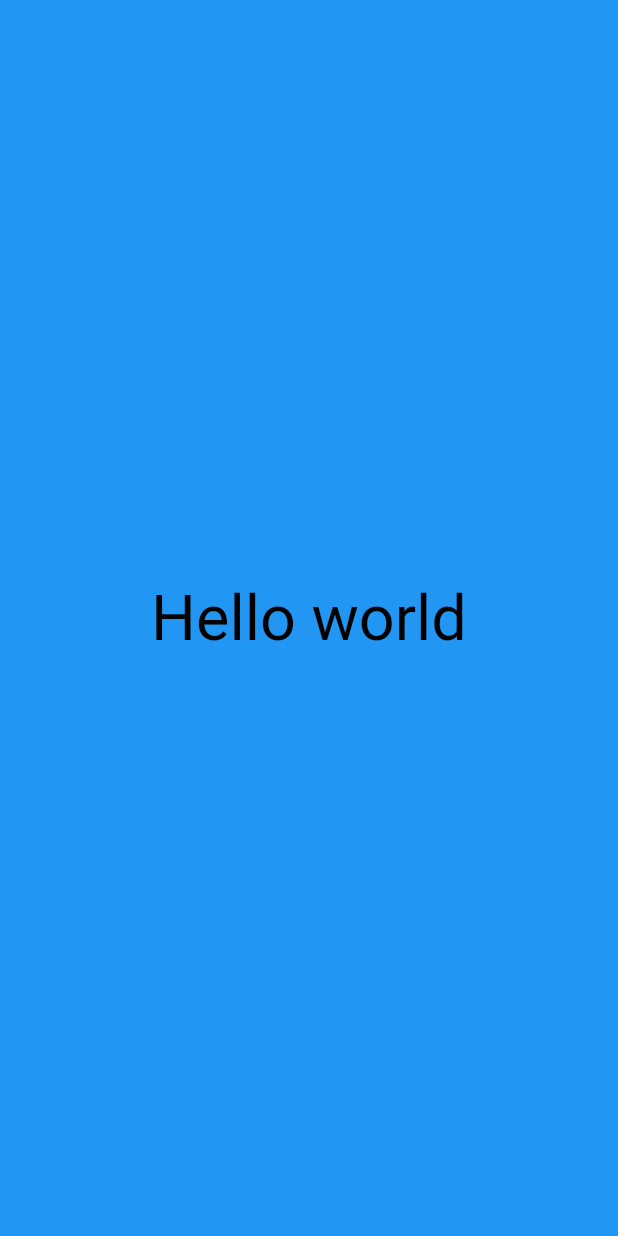
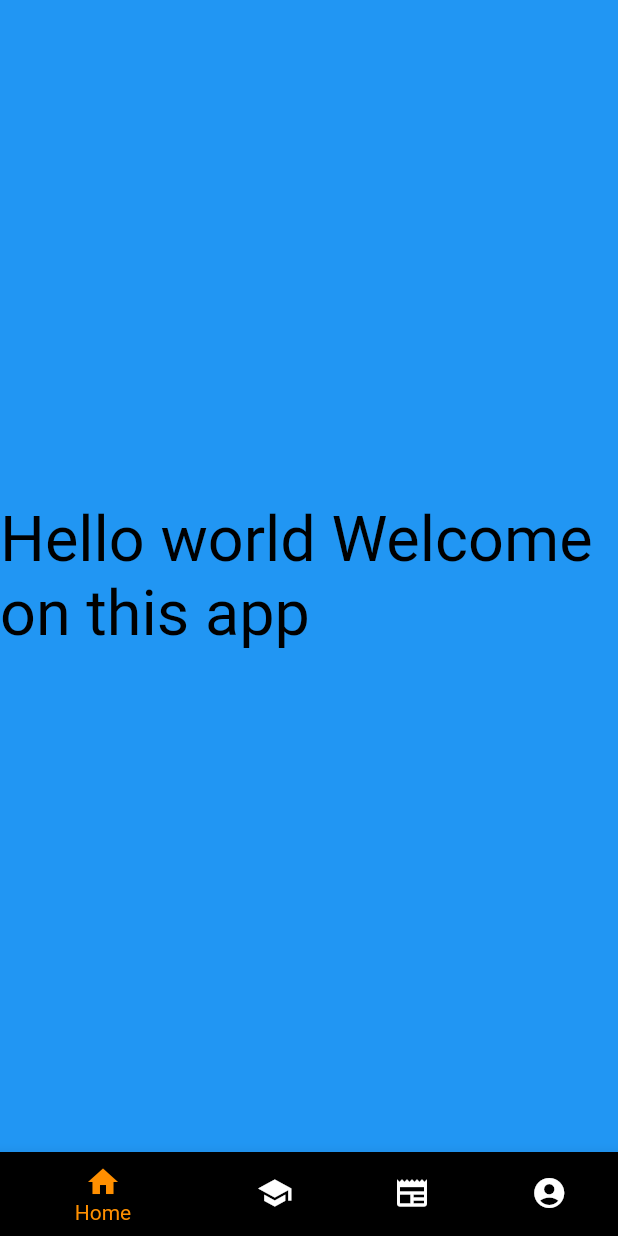
Before and after one commit to Nathannicolle/flutter-experiments, a Flutter app: the screen it shows after launch, on a phone screen of 412 x 824 dp. Run offline on Flutter 3.47's test engine with Material 2 defaults, Android fonts, the phone set to English and light mode, and no system bars; missing offline and left inert: dart:html.

```diff
--- a/ownTest/lib/main.dart
+++ b/ownTest/lib/main.dart
@@ -1,3 +1,5 @@
+import 'dart:html';
+
 import 'package:flutter/material.dart';
 void main() {
   runApp(Container(
@@ -12,6 +14,103 @@ void main() {
        )
      )
     )
-  )
-  );
+  ));
+  runApp(const MyApp());
 }
+
+class MyApp extends StatelessWidget {
+  const MyApp({Key? key}) : super(key: key);
+
+  static const String _title = 'Flutter Code Sample';
+
+  @override
+  Widget build(BuildContext context) {
+    return const MaterialApp(
+      title: _title,
+      home: MyStatefulWidget(),
+    );
+  }
+}
+
+class MyStatefulWidget extends StatefulWidget {
+  const MyStatefulWidget({Key? key}) : super(key: key);
+
+  @override
+  State<MyStatefulWidget> createState() => _MyStatefulWidgetState();
+}
+
+class _MyStatefulWidgetState extends State<MyStatefulWidget> {
+  int _selectedIndex = 0;
+  static const TextStyle optionStyle =
+  TextStyle(fontSize: 30, fontWeight: FontWeight.bold);
+  static const List<Widget> _widgetOptions = <Widget>[
+    Text(
+      'Index 0: Home',
+      style: optionStyle,
+    ),
+    Text(
+      'Index 1: Business',
+      style: optionStyle,
+    ),
+    Text(
+      'Index 2: School',
+      style: optionStyle,
+    ),
+    Text(
+      'Index 3: Settings',
+      style: optionStyle,
+    ),
+  ];
+
+  void _onItemTapped(int index) {
+    setState(() {
+      _selectedIndex = index;
+    });
+  }
+
+  @override
+  Widget build(BuildContext context) {
+    return Scaffold(
+      body: Container(
+          color: Colors.blue,
+          child: Center(
+              child: Text(
+                  'Hello world Welcome on this app',
+                  textDirection: TextDirection.ltr,
+                  textScaleFactor: 3,
+                  style : TextStyle(
+                      color: Colors.black,
+                  )
+              ),
+          )
+      ),
+      bottomNavigationBar: BottomNavigationBar(
+        items: const <BottomNavigationBarItem>[
+          BottomNavigationBarItem(
+            icon: Icon(Icons.home),
+            label: 'Home',
+            backgroundColor: Colors.black,
+          ),
+          BottomNavigationBarItem(
+            icon: Icon(Icons.school),
+            label: 'School',
+            backgroundColor: Colors.green,
+          ),
+          BottomNavigationBarItem(
+            icon: Icon(Icons.newspaper),
+            label: 'News',
+            backgroundColor: Colors.purple,
+          ),
+          BottomNavigationBarItem(
+            icon: Icon(Icons.account_circle),
+            label: 'Account',
+            backgroundColor: Colors.pink,
+          ),
+        ],
+        currentIndex: _selectedIndex,
+        selectedItemColor: Colors.amber[800],
+        onTap: _onItemTapped,
+      ),
+    );
+  }
+}
```
